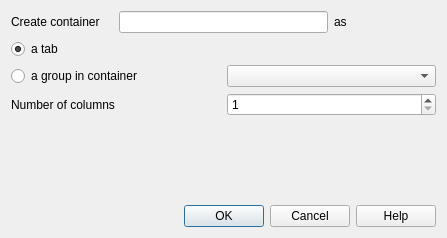
The window that src/ui/qgsaddtaborgroupbase.ui (qgis/QGIS) describes before a commit, drawn with Qt 5.
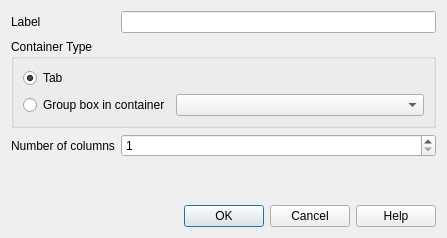
The same window after the commit. Custom widgets are drawn as their Qt base class.

Commit message: More refactoring of the "Add container" dialog

The edit to the form file:
```diff
--- a/src/ui/qgsaddtaborgroupbase.ui
+++ b/src/ui/qgsaddtaborgroupbase.ui
@@ -14,59 +14,34 @@
    <string notr="true">Dialog</string>
   </property>
   <layout class="QGridLayout" name="gridLayout_0">
-   <item row="0" column="0" colspan="2">
-    <layout class="QGridLayout" name="gridLayout">
      <item row="0" column="0">
       <widget class="QLabel" name="label">
+     <property name="sizePolicy">
+      <sizepolicy hsizetype="Fixed" vsizetype="Preferred">
+       <horstretch>0</horstretch>
+       <verstretch>0</verstretch>
+      </sizepolicy>
+     </property>
        <property name="text">
-        <string>Create container</string>
+      <string>Label</string>
        </property>
       </widget>
      </item>
-     <item row="0" column="1" colspan="2">
+   <item row="0" column="1">
       <widget class="QLineEdit" name="mName"/>
      </item>
-     <item row="0" column="3">
-      <widget class="QLabel" name="label_2">
-       <property name="text">
-        <string>as</string>
-       </property>
-      </widget>
-     </item>
-     <item row="1" column="0" colspan="2">
-      <widget class="QRadioButton" name="mTabButton">
+   <item row="2" column="0">
+    <widget class="QLabel" name="label_3">
+     <property name="sizePolicy">
+      <sizepolicy hsizetype="Fixed" vsizetype="Preferred">
+       <horstretch>0</horstretch>
+       <verstretch>0</verstretch>
+      </sizepolicy>
+     </property>
        <property name="text">
-        <string>a tab</string>
-       </property>
-       <property name="checked">
-        <bool>true</bool>
-       </property>
-       <attribute name="buttonGroup">
-        <string notr="true">buttonGroup</string>
-       </attribute>
-      </widget>
-     </item>
-     <item row="2" column="0" colspan="2">
-      <widget class="QRadioButton" name="mGroupButton">
-       <property name="text">
-        <string>a group in container</string>
-       </property>
-       <property name="checked">
-        <bool>false</bool>
-       </property>
-       <attribute name="buttonGroup">
-        <string notr="true">buttonGroup</string>
-       </attribute>
-      </widget>
-     </item>
-     <item row="2" column="2" colspan="2">
-      <widget class="QComboBox" name="mTabList">
-       <property name="enabled">
-        <bool>true</bool>
-       </property>
-      </widget>
-     </item>
-    </layout>
+      <string>Number of columns</string>
+     </property>
+    </widget>
    </item>
    <item row="3" column="0">
     <spacer name="verticalSpacer">
@@ -81,14 +56,55 @@
      </property>
     </spacer>
    </item>
+   <item row="1" column="0" colspan="2">
+    <widget class="QGroupBox" name="groupBox">
+     <property name="title">
+      <string>Container Type</string>
+     </property>
+     <layout class="QGridLayout" name="gridLayout_2">
+      <item row="0" column="0">
+       <widget class="QRadioButton" name="mTabButton">
+        <property name="text">
+         <string>Tab</string>
+        </property>
+        <property name="checked">
+         <bool>true</bool>
+        </property>
+        <attribute name="buttonGroup">
+         <string notr="true">buttonGroup</string>
+        </attribute>
+       </widget>
+      </item>
    <item row="1" column="0">
-    <widget class="QLabel" name="label_3">
+       <widget class="QRadioButton" name="mGroupButton">
+        <property name="sizePolicy">
+         <sizepolicy hsizetype="Fixed" vsizetype="Fixed">
+          <horstretch>0</horstretch>
+          <verstretch>0</verstretch>
+         </sizepolicy>
+        </property>
      <property name="text">
-      <string>Number of columns</string>
-     </property>
+         <string>Group box in container</string>
+        </property>
+        <property name="checked">
+         <bool>false</bool>
+        </property>
+        <attribute name="buttonGroup">
+         <string notr="true">buttonGroup</string>
+        </attribute>
     </widget>
    </item>
    <item row="1" column="1">
+       <widget class="QComboBox" name="mTabList">
+        <property name="enabled">
+         <bool>true</bool>
+        </property>
+       </widget>
+      </item>
+     </layout>
+    </widget>
+   </item>
+   <item row="2" column="1">
     <widget class="QgsSpinBox" name="mColumnCountSpinBox">
      <property name="minimum">
       <number>1</number>
```
Lines whose indentation alone changed are shown as unchanged.
